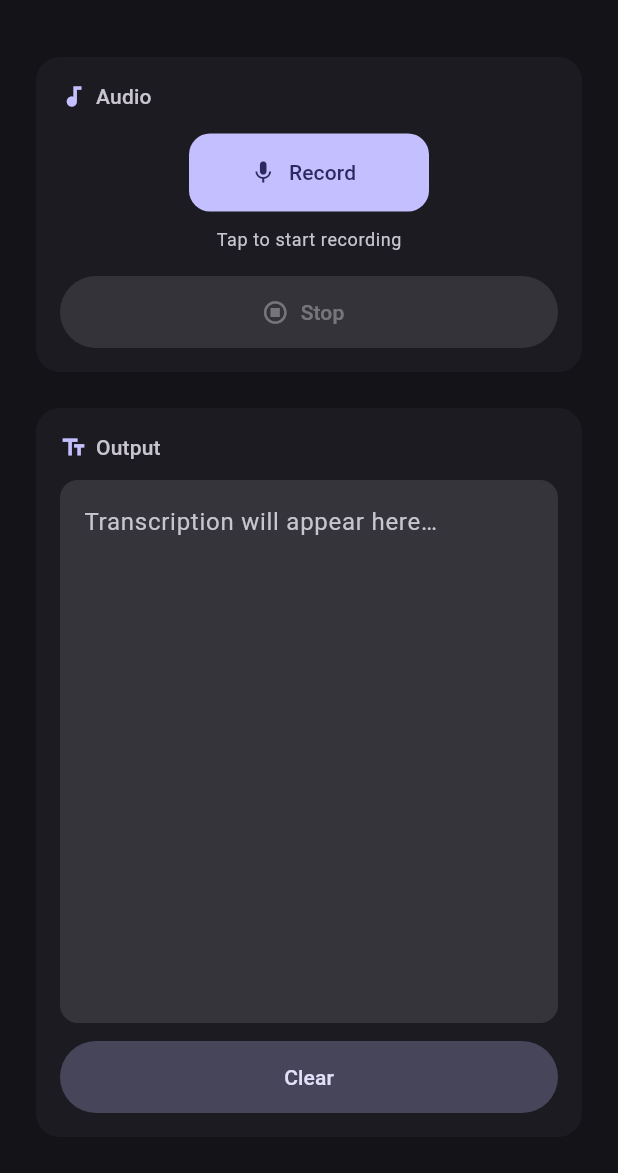
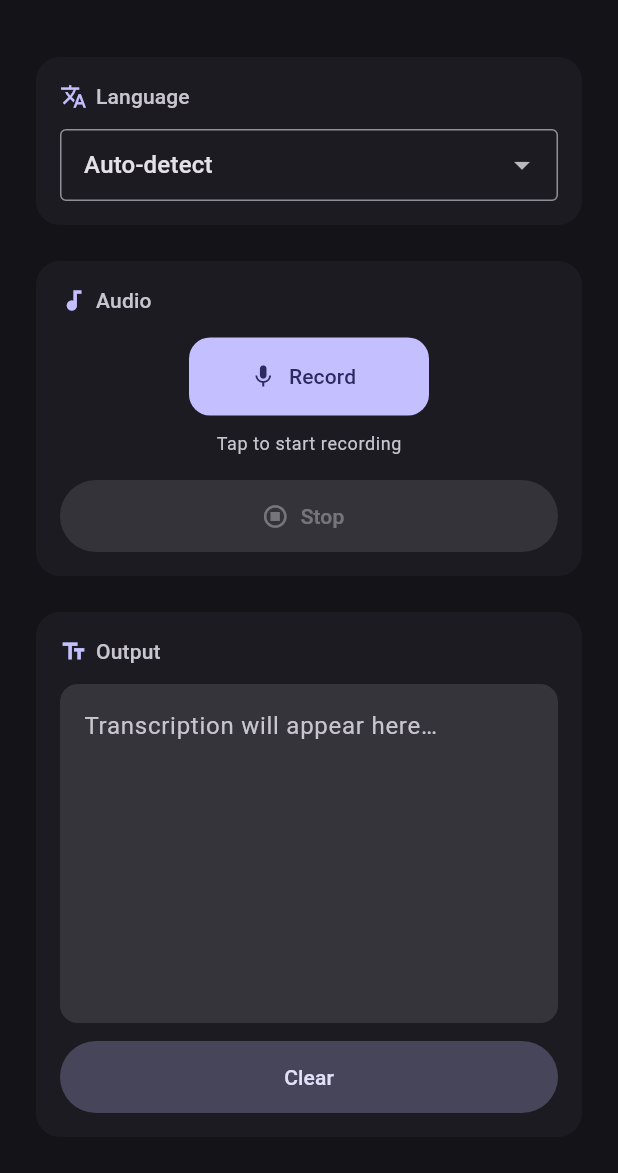
Before and after one commit to Rahul-4039/kumbh-mela-multilingual, a Flutter app: the screen it shows after launch, on a phone screen of 412 x 824 dp, the part 63-1236 px from its top. Run offline on Flutter 3.47's test engine with Material 3 defaults, Android fonts, the phone set to English and light mode, and no system bars; our stand-ins replace audioplayers, dio, permission_handler; missing offline and left inert: record.

Commit message:
implemented auto detect language

````diff
--- a/lib/constants.dart
+++ b/lib/constants.dart
@@ -16,7 +16,13 @@ abstract final class AppConstants {
   static const String whisperModel = 'whisper-large-v3-turbo';
 
   /// Expected JSON response format from the API.
-  static const String responseFormat = 'json';
+  ///
+  /// `verbose_json` includes the detected [language] code so Whisper
+  /// returns text in the original spoken language, not a translation.
+  static const String responseFormat = 'verbose_json';
+
+  /// Sampling temperature — 0 gives the most stable multilingual output.
+  static const double transcriptionTemperature = 0;
 
   /// Minimum valid recording size in bytes (~1 KB guard against silence).
   static const int minRecordingBytes = 1024;
--- /dev/null
+++ b/lib/models/speech_language.dart
@@ -0,0 +1,86 @@
+/// ISO 639-1 language option for Whisper transcription.
+class SpeechLanguage {
+  const SpeechLanguage({
+    required this.code,
+    required this.label,
+    this.promptHint = '',
+  });
+
+  /// Empty code means Whisper auto-detects the spoken language.
+  final String code;
+  final String label;
+
+  /// Short native-script hint passed as the API prompt for better accuracy.
+  final String promptHint;
+
+  bool get isAutoDetect => code.isEmpty;
+
+  static const SpeechLanguage autoDetect = SpeechLanguage(
+    code: '',
+    label: 'Auto-detect',
+    promptHint:
+        'नमस्ते। வணக்கம்। నమస్కారం। Transcribe in the original spoken '
+        'language using its native script. Do not translate to English.',
+  );
+
+  static const List<SpeechLanguage> options = [
+    autoDetect,
+    SpeechLanguage(
+      code: 'hi',
+      label: 'Hindi',
+      promptHint: 'नमस्ते, यह हिंदी में लिखा गया पाठ है।',
+    ),
+    SpeechLanguage(
+      code: 'ta',
+      label: 'Tamil',
+      promptHint: 'வணக்கம், இது தமிழில் எழுதப்பட்ட உரை.',
+    ),
+    SpeechLanguage(
+      code: 'te',
+      label: 'Telugu',
+      promptHint: 'నమస్కారం, ఇది తెలుగులో రాసిన పాఠ్యం.',
+    ),
+    SpeechLanguage(
+      code: 'mr',
+      label: 'Marathi',
+      promptHint: 'नमस्कार, हा मराठीत लिहिलेला मजकूर आहे.',
+    ),
+    SpeechLanguage(
+      code: 'bn',
+      label: 'Bengali',
+      promptHint: 'নমস্কার, এটি বাংলায় লেখা পাঠ্য।',
+    ),
+    SpeechLanguage(
+      code: 'kn',
+      label: 'Kannada',
+      promptHint: 'ನಮಸ್ಕಾರ, ಇದು ಕನ್ನಡದಲ್ಲಿ ಬರೆದ ಪಠ್ಯ.',
+    ),
+    SpeechLanguage(
+      code: 'ml',
+      label: 'Malayalam',
+      promptHint: 'നമസ്കാരം, ഇത് മലയാളത്തിൽ എഴുതിയ വാചകമാണ്.',
+    ),
+    SpeechLanguage(
+      code: 'gu',
+      label: 'Gujarati',
+      promptHint: 'નમસ્તે, આ ગુજરાતીમાં લખાયેલ ટેક્સ્ટ છે.',
+    ),
+    SpeechLanguage(
+      code: 'pa',
+      label: 'Punjabi',
+      promptHint: 'ਸਤ ਸ੍ਰੀ ਅਕਾਲ, ਇਹ ਪੰਜਾਬੀ ਵਿੱਚ ਲਿਖਿਆ ਟੈਕਸਟ ਹੈ।',
+    ),
+    SpeechLanguage(
+      code: 'en',
+      label: 'English',
+      promptHint: 'Hello, this is text written in English.',
+    ),
+  ];
+
+  static SpeechLanguage fromCode(String code) {
+    return options.firstWhere(
+      (language) => language.code == code,
+      orElse: () => autoDetect,
+    );
+  }
+}
--- a/lib/models/transcription_model.dart
+++ b/lib/models/transcription_model.dart
@@ -1,24 +1,43 @@
 /// Data model for the Groq Whisper transcription API response.
 ///
-/// Example response:
+/// Example `verbose_json` response:
 /// ```json
-/// { "text": "Hello everyone." }
+/// {
+///   "task": "transcribe",
+///   "language": "hi",
+///   "text": "नमस्ते दुनिया"
+/// }
 /// ```
 class TranscriptionModel {
-  const TranscriptionModel({required this.text});
+  const TranscriptionModel({
+    required this.text,
+    this.detectedLanguage,
+  });
 
   final String text;
+
+  /// ISO 639-1 code detected by Whisper (e.g. `hi`, `ta`, `en`).
+  final String? detectedLanguage;
 
   /// Parses the JSON body returned by the Groq Whisper endpoint.
   factory TranscriptionModel.fromJson(Map<String, dynamic> json) {
     final text = json['text'];
 
     if (text is! String || text.trim().isEmpty) {
-      throw const FormatException('Transcription response is missing a valid "text" field.');
+      throw const FormatException(
+        'Transcription response is missing a valid "text" field.',
+      );
     }
 
-    return TranscriptionModel(text: text.trim());
+    final language = json['language'];
+    return TranscriptionModel(
+      text: text.trim(),
+      detectedLanguage: language is String ? language : null,
+    );
   }
 
-  Map<String, dynamic> toJson() => {'text': text};
+  Map<String, dynamic> toJson() => {
+        'text': text,
+        if (detectedLanguage != null) 'language': detectedLanguage,
+      };
 }
--- a/lib/screens/home_screen.dart
+++ b/lib/screens/home_screen.dart
@@ -2,6 +2,7 @@ import 'dart:async';
 
 import 'package:audioplayers/audioplayers.dart';
 import 'package:flutter/material.dart';
+import 'package:kumbmela_multilingual/models/speech_language.dart';
 import 'package:kumbmela_multilingual/services/speech_service.dart';
 import 'package:kumbmela_multilingual/widgets/record_button.dart';
 
@@ -27,6 +28,8 @@ class _HomeScreenState extends State<HomeScreen> {
   bool _isPlaying = false;
   String? _audioPath;
   String _transcript = '';
+  String? _detectedLanguage;
+  SpeechLanguage _selectedLanguage = SpeechLanguage.autoDetect;
   String? _errorMessage;
   Duration _playbackPosition = Duration.zero;
   Duration _playbackDuration = Duration.zero;
@@ -120,9 +123,15 @@ class _HomeScreenState extends State<HomeScreen> {
     });
 
     try {
-      final result = await _speechService.transcribeAudio(path);
+      final result = await _speechService.transcribeAudio(
+        path,
+        language: _selectedLanguage,
+      );
       if (mounted) {
-        setState(() => _transcript = result.text);
+        setState(() {
+          _transcript = result.text;
+          _detectedLanguage = result.detectedLanguage;
+        });
       }
     } on SpeechServiceException catch (error) {
       if (mounted) setState(() => _errorMessage = error.message);
@@ -158,6 +167,13 @@ class _HomeScreenState extends State<HomeScreen> {
     return '$minutes:$seconds';
   }
 
+  String _languageLabel(String code) {
+    for (final language in SpeechLanguage.options) {
+      if (language.code == code) return language.label;
+    }
+    return code.toUpperCase();
+  }
+
   // ---------------------------------------------------------------------------
   // Clear / reset
   // ---------------------------------------------------------------------------
@@ -170,6 +186,7 @@ class _HomeScreenState extends State<HomeScreen> {
       _isPlaying = false;
       _audioPath = null;
       _transcript = '';
+      _detectedLanguage = null;
       _errorMessage = null;
       _playbackPosition = Duration.zero;
       _playbackDuration = Duration.zero;
@@ -214,6 +231,37 @@ class _HomeScreenState extends State<HomeScreen> {
                     _ErrorBanner(message: _errorMessage!),
                     const SizedBox(height: 16),
                   ],
+
+                  // Language picker — Auto-detect transcribes in the spoken language.
+                  _SectionCard(
+                    icon: Icons.translate,
+                    label: 'Language',
+                    child: DropdownButtonFormField<SpeechLanguage>(
+                      value: _selectedLanguage,
+                      decoration: const InputDecoration(
+                        border: OutlineInputBorder(),
+                        contentPadding: EdgeInsets.symmetric(
+                          horizontal: 12,
+                          vertical: 8,
+                        ),
+                      ),
+                      items: [
+                        for (final language in SpeechLanguage.options)
+                          DropdownMenuItem(
+                            value: language,
+                            child: Text(language.label),
+                          ),
+                      ],
+                      onChanged: isBusy
+                          ? null
+                          : (language) {
+                              if (language == null) return;
+                              setState(() => _selectedLanguage = language);
+                            },
+                    ),
+                  ),
+
+                  const SizedBox(height: 16),
 
                   // --- Audio section ---
                   _SectionCard(
@@ -261,6 +309,16 @@ class _HomeScreenState extends State<HomeScreen> {
                       child: Column(
                         crossAxisAlignment: CrossAxisAlignment.stretch,
                         children: [
+                          if (_detectedLanguage != null)
+                            Padding(
+                              padding: const EdgeInsets.only(bottom: 8),
+                              child: Text(
+                                'Detected: ${_languageLabel(_detectedLanguage!)}',
+                                style: theme.textTheme.labelMedium?.copyWith(
+                                  color: colorScheme.primary,
+                                ),
+                              ),
+                            ),
                           Expanded(
                             child: DecoratedBox(
                               decoration: BoxDecoration(
--- a/lib/services/speech_service.dart
+++ b/lib/services/speech_service.dart
@@ -2,6 +2,7 @@ import 'dart:io';
 
 import 'package:dio/dio.dart';
 import 'package:kumbmela_multilingual/constants.dart';
+import 'package:kumbmela_multilingual/models/speech_language.dart';
 import 'package:kumbmela_multilingual/models/transcription_model.dart';
 import 'package:path_provider/path_provider.dart';
 import 'package:permission_handler/permission_handler.dart';
@@ -110,18 +111,37 @@ class SpeechService {
   // ---------------------------------------------------------------------------
 
   /// Uploads [filePath] to Groq and returns the parsed transcription.
-  Future<TranscriptionModel> transcribeAudio(String filePath) async {
+  ///
+  /// When [language] is [SpeechLanguage.autoDetect], Whisper detects the
+  /// spoken language and transcribes in native script (not English translation).
+  /// Pass a specific [SpeechLanguage] to force Hindi, Tamil, etc.
+  Future<TranscriptionModel> transcribeAudio(
+    String filePath, {
+    SpeechLanguage language = SpeechLanguage.autoDetect,
+  }) async {
     _ensureApiKeyConfigured();
     await _validateRecordingFile(filePath);
 
     final fileName = filePath.split(Platform.pathSeparator).last;
 
     // Build multipart body required by the Groq Whisper endpoint.
-    final formData = FormData.fromMap({
+    // `/audio/transcriptions` keeps the original language.
+    // `/audio/translations` would convert everything to English — never use that.
+    final formMap = <String, dynamic>{
       'file': await MultipartFile.fromFile(filePath, filename: fileName),
       'model': AppConstants.whisperModel,
       'response_format': AppConstants.responseFormat,
-    });
+      'temperature': AppConstants.transcriptionTemperature,
+      // Native-script prompt steers Whisper away from English translation.
+      'prompt': language.promptHint,
+    };
+
+    // Omit `language` for auto-detect; send ISO 639-1 code when user picks one.
+    if (!language.isAutoDetect) {
+      formMap['language'] = language.code;
+    }
+
+    final formData = FormData.fromMap(formMap);
 
     try {
       final response = await _dio.post<Map<String, dynamic>>(
````
